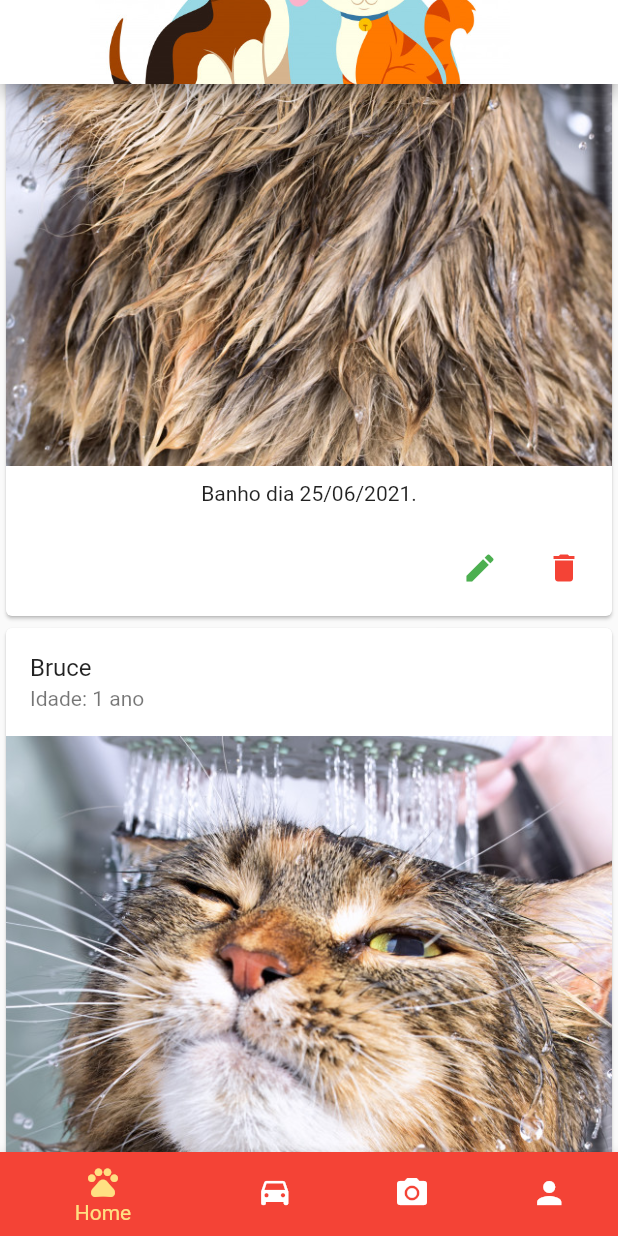
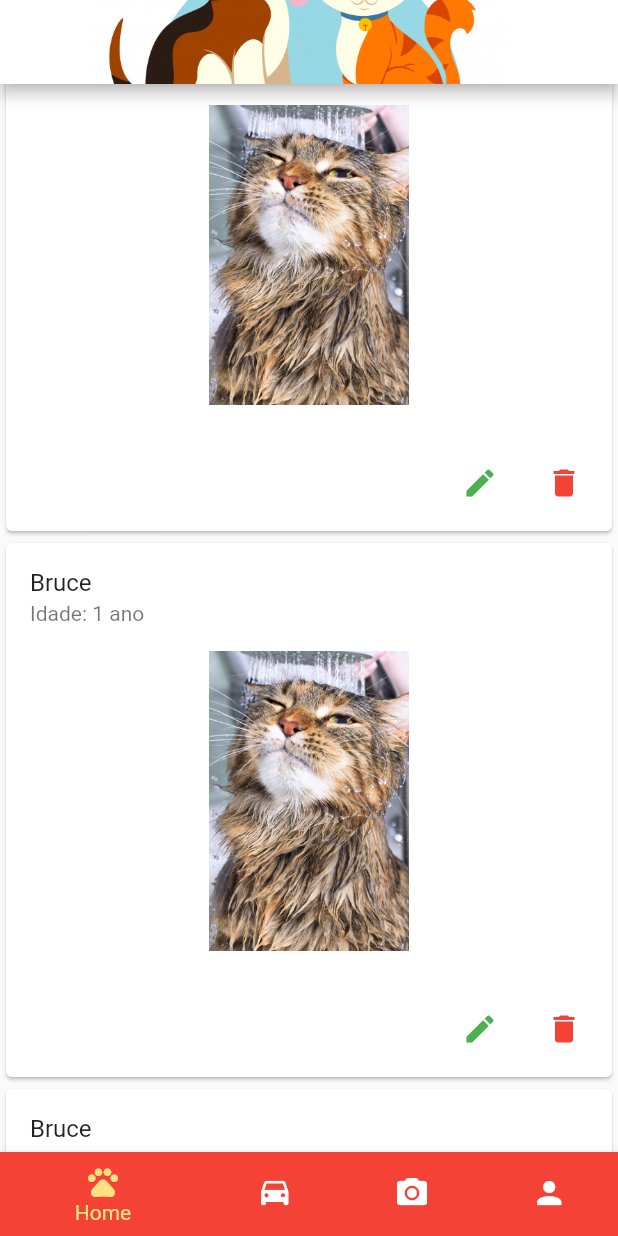
Before and after one commit to DilciHettwerLopes/Pet, a Flutter app: the MyStatefulWidget screen opened directly, scrolled down 576 dp, after a tap on the "edit" icon, on a phone screen of 412 x 824 dp. Run offline on Flutter 3.47's test engine with Material 2 defaults, Android fonts, the phone set to English and light mode, and no system bars; our stand-ins replace get.

```diff
--- a/lib/pages/home.dart
+++ b/lib/pages/home.dart
@@ -3,7 +3,7 @@ import 'package:get/get.dart';
 import 'package:petshop/model/RetornoAutenticacao.dart';
 import 'package:petshop/pages/fotos.dart';
 import 'package:petshop/pages/lista_animais.dart';
-import 'package:petshop/pages/status.dart';
+import 'package:petshop/pages/Status.dart';
 import 'package:petshop/pages/user.dart';
 
 void main() => runApp(const Home());
--- a/lib/pages/lista_animais.dart
+++ b/lib/pages/lista_animais.dart
@@ -34,6 +34,7 @@ class _Lista_AnimaisState extends State<Lista_Animais> {
 }
 
 Widget cardItem() {
+
   return Card(
     child: Column(
       mainAxisSize: MainAxisSize.min,
@@ -44,10 +45,25 @@ Widget cardItem() {
         ),
         Container(
           child: Image.asset("assets/banho.jpg"),
+          width: 150,
+          height: 200,
         ),
         Container(
           padding: EdgeInsets.all(10),
-          child: Text("Banho dia 25/06/2021."),
+          //   child: Text("Banho dia 25/06/2021."),
+          child: Column(
+              mainAxisSize: MainAxisSize.max,
+              mainAxisAlignment: MainAxisAlignment.center,
+              children: [
+                Row(
+                  mainAxisSize: MainAxisSize.max,
+                  children: [
+                  // Text(
+                      //item.nome,
+                  //  ),
+                  ],
+                ),
+              ]),
         ),
         ButtonTheme(
           child: ButtonBar(
--- a/lib/service/Api.dart
+++ b/lib/service/Api.dart
@@ -70,7 +70,7 @@ class Api {
 Future<List<AnimalModel>> getAnimal(int arquivoAnimal) async {
     print(arquivoAnimal);
 
-    Uri url = Uri.http(cabecalho, '/fotosAnimal/' + arquivoAnimal.toString());
+    Uri url = Uri.http(cabecalho, arquivoAnimal.toString());
 
     final response = await http.get(url, headers: getHeadres());
 
--- a/pubspec.yaml
+++ b/pubspec.yaml
@@ -24,6 +24,8 @@ dependencies:
   http: ^0.13.3
   slimy_card: ^1.0.4
   flutter_datetime_picker: ^1.5.1
+  snaplist: ^0.1.8
+  swipeable_card_stack: ^0.0.2
   # The following adds the Cupertino Icons font to your application.
   # Use with the CupertinoIcons class for iOS style icons.
 dev_dependencies:
```
Also changed, not shown: lib/controller/animal_controller.dart (+3 -4 lines), lib/model/Calender.dart (deleted, +0 -74 lines), lib/pages/teste.dart (deleted, +0 -60 lines), lib/pages/status.dart (line endings or trailing spaces), pubspec.lock.
